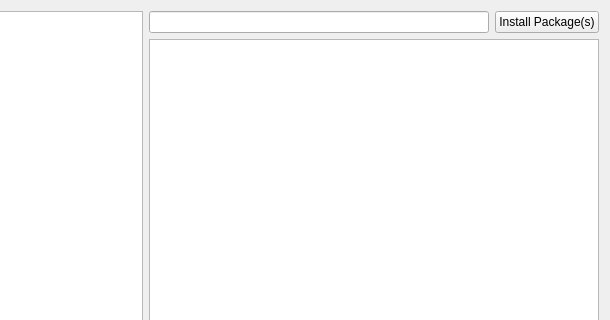
First picture: the form in kde4/package-manager/manager/ui/mainwidget.ui, repository pars-linux/uludag, before the edit; both pictures show x 118 to 728 and y 0 to 320 of the 728 by 439 pixel window.
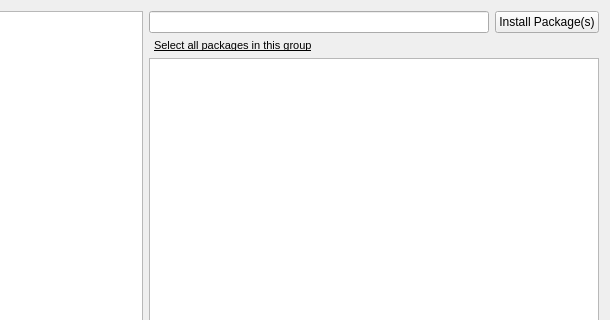
Second picture: the form after the edit. Custom widgets are drawn as their Qt base class.

```diff
--- a/kde4/package-manager/manager/ui/mainwidget.ui
+++ b/kde4/package-manager/manager/ui/mainwidget.ui
@@ -13,7 +13,7 @@
    <string>Form</string>
   </property>
   <layout class="QGridLayout" name="gridLayout" >
-   <item rowspan="2" row="0" column="0" >
+   <item rowspan="3" row="0" column="0" >
     <widget class="GroupList" name="groupList" >
      <property name="minimumSize" >
       <size>
@@ -29,7 +29,7 @@
      </property>
     </widget>
    </item>
-   <item row="0" column="1" >
+   <item row="0" column="1" colspan="2" >
     <widget class="KLineEdit" name="searchLine" >
      <property name="clickMessage" >
       <string>Click to search</string>
@@ -39,14 +39,53 @@
      </property>
     </widget>
    </item>
-   <item row="0" column="2" >
+   <item row="0" column="3" >
     <widget class="QPushButton" name="actionButton" >
      <property name="text" >
       <string>Install Package(s)</string>
      </property>
     </widget>
    </item>
-   <item row="1" column="1" colspan="2" >
+   <item row="1" column="1" >
+    <widget class="KUrlLabel" name="selectAll" >
+     <property name="font" >
+      <font>
+       <pointsize>8</pointsize>
+       <underline>true</underline>
+      </font>
+     </property>
+     <property name="styleSheet" >
+      <string notr="true" />
+     </property>
+     <property name="text" >
+      <string>&lt;!DOCTYPE HTML PUBLIC "-//W3C//DTD HTML 4.0//EN" "http://www.w3.org/TR/REC-html40/strict.dtd">
+&lt;html>&lt;head>&lt;meta name="qrichtext" content="1" />&lt;style type="text/css">
+p, li { white-space: pre-wrap; }
+&lt;/style>&lt;/head>&lt;body style=" font-family:'Droid Sans'; font-size:8pt; font-weight:400; font-style:normal;">
+&lt;p style=" margin-top:0px; margin-bottom:0px; margin-left:0px; margin-right:0px; -qt-block-indent:0; text-indent:0px;">Select all packages in this group&lt;/p>&lt;/body>&lt;/html></string>
+     </property>
+     <property name="indent" >
+      <number>5</number>
+     </property>
+     <property name="glowEnabled" >
+      <bool>false</bool>
+     </property>
+    </widget>
+   </item>
+   <item row="1" column="2" >
+    <spacer name="horizontalSpacer" >
+     <property name="orientation" >
+      <enum>Qt::Horizontal</enum>
+     </property>
+     <property name="sizeHint" stdset="0" >
+      <size>
+       <width>165</width>
+       <height>1</height>
+      </size>
+     </property>
+    </spacer>
+   </item>
+   <item row="2" column="1" colspan="3" >
     <widget class="PackageView" name="packageList" >
      <property name="minimumSize" >
       <size>
@@ -79,6 +118,11 @@
    <extends>QLineEdit</extends>
    <header>klineedit.h</header>
   </customwidget>
+  <customwidget>
+   <class>KUrlLabel</class>
+   <extends>QLabel</extends>
+   <header>kurllabel.h</header>
+  </customwidget>
   <customwidget>
    <class>PackageView</class>
    <extends>QTreeView</extends>
```
